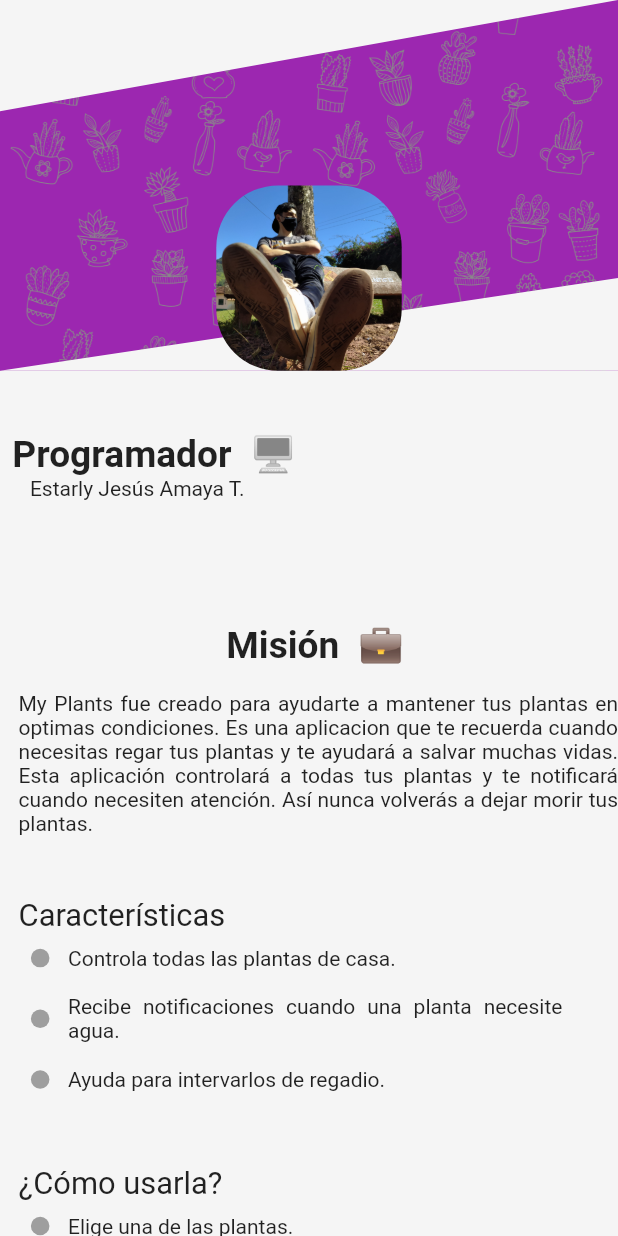
After one commit to estarly07/My-Plants, a Flutter app: the AboutScreen screen opened by its route, on a phone screen of 412 x 824 dp. The commit adds this screen. Run offline on Flutter 3.47's test engine with Material 2 defaults, Android fonts, the phone set to English and light mode, and no system bars; our stand-ins replace bloc, flutter_bloc, flutter_svg, lottie, shared_preferences, sqflite; missing offline and left inert: android_alarm_manager; accounts and stored records are empty; network calls fail; project files that could hold a hidden picture were left out.

Commit message:
CREATION
- About App screen was created

```diff
--- a/my_plants/lib/Utils/values/global.dart
+++ b/my_plants/lib/Utils/values/global.dart
@@ -44,3 +44,9 @@ const typePlant = "type_plant";
 
 double calculatePorcentage(int today, int lastDay) =>
     (100 - ((today * 100) / lastDay));
+
+const mision =
+    "My Plants fue creado para ayudarte a mantener tus plantas en optimas condiciones." +
+        " Es una aplicacion que te recuerda cuando necesitas regar tus plantas y te ayudará a salvar muchas" +
+        " vidas. Esta aplicación controlará a todas tus plantas y te notificará cuando necesiten atención. Así nunca volverás" +
+        " a dejar morir tus plantas.";
--- a/my_plants/lib/Utils/view/routes/routes.dart
+++ b/my_plants/lib/Utils/view/routes/routes.dart
@@ -1,4 +1,5 @@
 import 'package:flutter/cupertino.dart';
+import 'package:my_plants/Utils/view/screens/about_screen.dart';
 import 'package:my_plants/Utils/view/screens/screens.dart';
 import 'package:my_plants/Utils/view/widgets/widgets.dart';
 
@@ -10,6 +11,7 @@ Map<String, WidgetBuilder> routes() {
     "types": (_) => const TypePlantsScreen(),
     "game": (_) => Game(),
     "detail_types": (_) => DetailTypeScreen(),
-    "splash": (_) => Splash()
+    "splash": (_) => Splash(),
+    "about": (_) => AboutScreen(),
   };
 }
--- /dev/null
+++ b/my_plants/lib/Utils/view/screens/about_screen.dart
@@ -0,0 +1,200 @@
+import 'package:flutter/cupertino.dart';
+import 'package:flutter/material.dart';
+import 'package:flutter/painting.dart';
+import 'package:my_plants/Utils/values/global.dart';
+
+class AboutScreen extends StatelessWidget {
+  const AboutScreen({Key? key}) : super(key: key);
+
+  @override
+  Widget build(BuildContext context) {
+    final size = MediaQuery.of(context).size;
+    return Scaffold(
+      body: Container(
+        width: size.width,
+        child: ListView(
+          children: [
+            _Header(size: size),
+            SizedBox(
+              height: size.height * 0.05,
+            ),
+            Container(
+              margin: EdgeInsets.only(left: size.width * 0.02),
+              child: Text(
+                "Programador  🖥️",
+                style: TextStyle(
+                    fontSize: size.height * 0.03, fontWeight: FontWeight.bold),
+              ),
+            ),
+            Container(
+                margin: EdgeInsets.only(left: size.width * 0.04),
+                child: Text(" Estarly Jesús Amaya T.")),
+            Container(
+              margin: EdgeInsets.only(
+                  left: size.width * 0.02,
+                  top: size.height * 0.1,
+                  bottom: size.height * 0.02),
+              child: Text(
+                "Misión  💼",
+                textAlign: TextAlign.center,
+                style: TextStyle(
+                    fontSize: size.height * 0.03, fontWeight: FontWeight.bold),
+              ),
+            ),
+            Container(
+              margin: EdgeInsets.only(left: size.width * 0.03),
+              child: Text(
+                mision,
+                textAlign: TextAlign.justify,
+                style: TextStyle(),
+              ),
+            ),
+            Container(
+              margin: EdgeInsets.only(
+                  left: size.width * 0.03, top: size.height * 0.05),
+              child: Text(
+                "Características",
+                textAlign: TextAlign.justify,
+                style: TextStyle(fontSize: size.height * 0.025),
+              ),
+            ),
+            _Point(text: "Controla todas las plantas de casa."),
+            _Point(
+                text: "Recibe notificaciones cuando una planta necesite agua."),
+            _Point(text: "Ayuda para intervarlos de regadio."),
+            Container(
+              margin: EdgeInsets.only(
+                  left: size.width * 0.03, top: size.height * 0.05),
+              child: Text(
+                "¿Cómo usarla?",
+                textAlign: TextAlign.justify,
+                style: TextStyle(fontSize: size.height * 0.025),
+              ),
+            ),
+            _Point(text: "Elige una de las plantas."),
+            _Point(
+                text:
+                    "Agrégala a la app con el nombre para identificarla con más facilidad"),
+            _Point(text: "Seleccionala si es una de tus favoritas"),
+            Container(
+              margin: EdgeInsets.only(
+                  left: size.width * 0.03, top: size.height * 0.05),
+              child: Text(
+                "¡Ya está! My plants te notificará cunado la planta necesite agu. Marca la planta como regada cuando ya lo hayas hecho." +
+                    "Ahora zgrega más plantas y diviertete regándolas",
+                textAlign: TextAlign.justify,
+                style: TextStyle(),
+              ),
+            ),
+          ],
+        ),
+      ),
+    );
+  }
+}
+
+class _Point extends StatelessWidget {
+  final String text;
+  const _Point({
+    Key? key,
+    required this.text,
+  }) : super(key: key);
+
+  @override
+  Widget build(BuildContext context) {
+    final size = MediaQuery.of(context).size;
+    return Container(
+      margin: EdgeInsets.symmetric(
+          vertical: size.height * 0.01, horizontal: size.width * 0.05),
+      child: Row(
+        children: [
+          Container(
+              height: size.height * 0.015,
+              width: size.height * 0.015,
+              decoration:
+                  BoxDecoration(color: Colors.grey, shape: BoxShape.circle)),
+          Container(
+            width: size.width * 0.8,
+            margin: EdgeInsets.only(left: size.width * 0.03),
+            child: Text(
+              text,
+              textAlign: TextAlign.justify,
+              style: TextStyle(),
+            ),
+          ),
+        ],
+      ),
+    );
+  }
+}
+
+class _Header extends StatelessWidget {
+  const _Header({
+    Key? key,
+    required this.size,
+  }) : super(key: key);
+
+  final Size size;
+
+  @override
+  Widget build(BuildContext context) {
+    return Container(
+      height: size.height * 0.3,
+      width: size.width,
+      child: Stack(
+        children: [
+          Container(
+            width: double.infinity,
+            color: Colors.purple,
+            child: Image.asset(
+              "assets/images/fondo.png",
+              fit: BoxFit.cover,
+            ),
+          ),
+          Container(
+            height: size.height * 0.3,
+            width: size.width,
+            child: CustomPaint(
+              painter: _Decoration(),
+            ),
+          ),
+          Align(
+            alignment: Alignment.bottomCenter,
+            child: ClipRRect(
+              borderRadius: BorderRadius.all(Radius.circular(size.width * 0.1)),
+              child: Container(
+                  height: size.height * 0.15,
+                  width: size.height * 0.15,
+                  child: Image(
+                    image: AssetImage("assets/images/yo.jpg"),
+                    fit: BoxFit.cover,
+                  )),
+            ),
+          ),
+        ],
+      ),
+    );
+  }
+}
+
+class _Decoration extends CustomPainter {
+  @override
+  void paint(Canvas canvas, Size size) {
+    final paint = Paint()
+      ..color = const Color(0xffF5F5F5)
+      ..style = PaintingStyle.fill;
+
+    final path = Path();
+    path.moveTo(0, 0);
+    path.lineTo(size.width, 0);
+    path.lineTo(0, size.height * 0.3);
+    path.moveTo(0, size.height);
+    path.lineTo(size.width, size.height);
+    path.lineTo(size.width, size.height * 0.75);
+
+    canvas.drawPath(path, paint);
+  }
+
+  @override
+  bool shouldRepaint(covariant CustomPainter oldDelegate) => true;
+}
--- a/my_plants/lib/Utils/view/widgets/draw_main.dart
+++ b/my_plants/lib/Utils/view/widgets/draw_main.dart
@@ -98,7 +98,7 @@ class _DrawMainState extends State<DrawMain>
                                               "types"),
                                           _itemMain(
                                               "assets/images/svg/ic_about.svg",
-                                              ""),
+                                              "about"),
                                           _itemMain(
                                               "assets/images/svg/ic_game.svg",
                                               "game"),
@@ -128,7 +128,7 @@ class _DrawMainState extends State<DrawMain>
             _itemMainExpanded("assets/images/svg/ic_type.svg",
                 "Tipos de plantas", width.value, "types"),
             _itemMainExpanded("assets/images/svg/ic_about.svg",
-                "Acerca de la app", width.value, ""),
+                "Acerca de la app", width.value, "about"),
             _itemMainExpanded(
                 "assets/images/svg/ic_game.svg", "Juego", width.value, "game"),
           ],
--- a/my_plants/pubspec.yaml
+++ b/my_plants/pubspec.yaml
@@ -87,6 +87,9 @@ flutter:
     - family: Ice
       fonts:
         - asset: fonts/Ice.ttf
+    - family: Hanoman
+      fonts:
+        - asset: fonts/hanoman.ttf
 
 uses-material-design: true
   #       - asset: fonts/TrajanPro_Bold.ttf
```
Also changed, not shown: my_plants/assets/images/yo.jpg (added).
